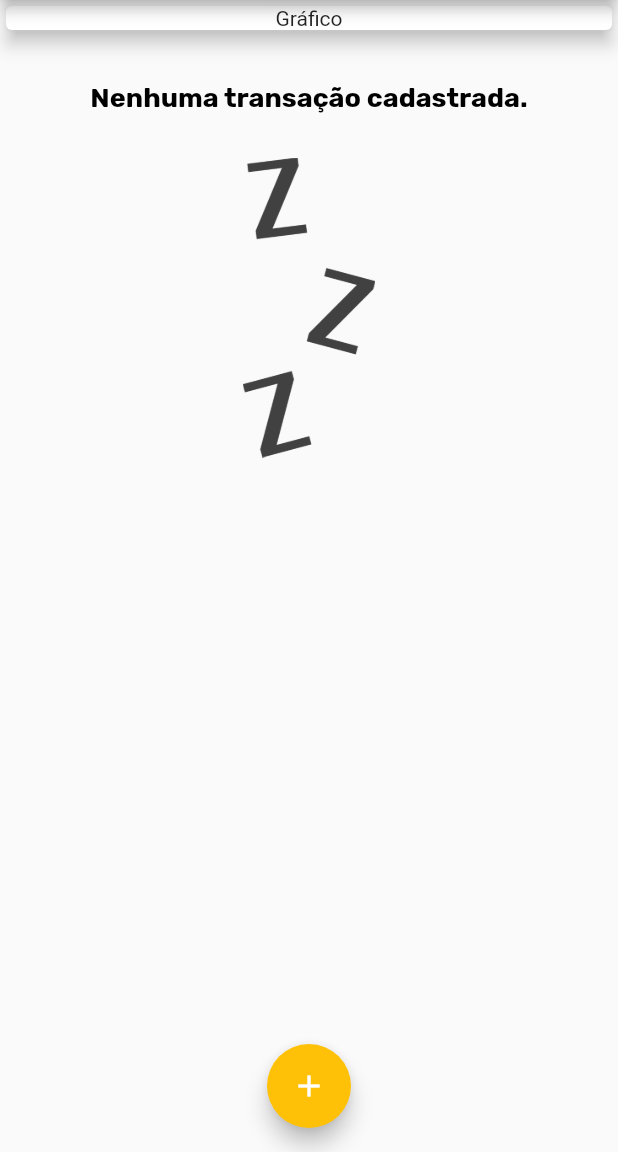
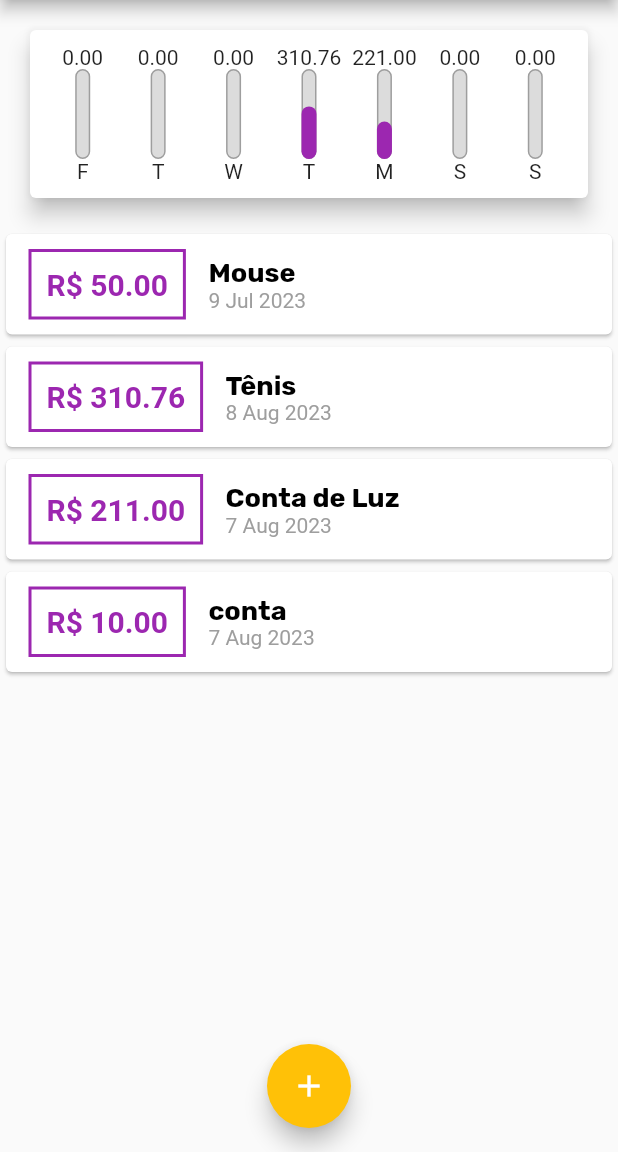
Before and after one commit to Kiel025/ExpensesApp, a Flutter app: the screen it shows after launch, on a phone screen of 412 x 824 dp, the part 84-1236 px from its top. Run offline on Flutter 3.47's test engine with Material 2 defaults, Android fonts, the phone set to English and light mode, and no system bars.

Commit message:
Chart widget

```diff
--- /dev/null
+++ b/lib/components/chart.dart
@@ -0,0 +1,76 @@
+import 'package:expenses/components/chart_bar.dart';
+import 'package:expenses/models/transaction.dart';
+import 'package:intl/intl.dart';
+import 'package:flutter/material.dart';
+
+class Chart extends StatelessWidget {
+  const Chart(this.recentTransactions, {super.key});
+
+  final List<Transaction> recentTransactions;
+
+  List<Map<String, Object>> get groupedTransactions {
+    return List.generate(7, (index) {
+      final weekDay = DateTime.now().subtract(
+        Duration(days: index),
+      );
+
+      double totalSum = 0.0;
+
+      for (int i = 0; i < recentTransactions.length; i++) {
+        bool sameDay = recentTransactions[i].date.day == weekDay.day;
+        bool sameMonth = recentTransactions[i].date.month == weekDay.month;
+        bool sameYear = recentTransactions[i].date.year == weekDay.year;
+
+        if (sameDay && sameMonth && sameYear) {
+          totalSum += recentTransactions[i].value;
+        }
+      }
+
+      // final totalSum = recentTransactions
+      //     .where((element) =>
+      //         element.date.day == weekDay.day &&
+      //         element.date.month == weekDay.month &&
+      //         element.date.year == weekDay.year)
+      //     .map((e) => e.value)
+      //     .toList();
+      // .reduce((value, [element = 0]) => value + element)
+      // .toDouble();
+
+      return {
+        'day': DateFormat.E().format(weekDay)[0],
+        'value': totalSum,
+      };
+    });
+  }
+
+  double get _weekTotalValue {
+    return groupedTransactions.fold(0.0, (previousValue, element) {
+      return previousValue + (element['value'] as double);
+    });
+  }
+
+  @override
+  Widget build(BuildContext context) {
+    groupedTransactions;
+    return Card(
+      elevation: 6,
+      margin: const EdgeInsets.all(20),
+      child: Padding(
+        padding: const EdgeInsets.all(10),
+        child: Row(
+          mainAxisAlignment: MainAxisAlignment.spaceAround,
+          children: groupedTransactions
+              .map((e) => Flexible(
+                    fit: FlexFit.tight,
+                    child: ChartBar(
+                      label: e['day'].toString(),
+                      value: e['value'] as double,
+                      percentage: (e['value'] as double) / _weekTotalValue,
+                    ),
+                  ))
+              .toList(),
+        ),
+      ),
+    );
+  }
+}
--- /dev/null
+++ b/lib/components/chart_bar.dart
@@ -0,0 +1,53 @@
+import 'package:flutter/material.dart';
+
+class ChartBar extends StatelessWidget {
+  const ChartBar(
+      {required this.label,
+      required this.value,
+      required this.percentage,
+      super.key});
+
+  final String label;
+  final double value;
+  final double percentage;
+
+  @override
+  Widget build(BuildContext context) {
+    return Column(
+      children: [
+        FittedBox(
+          child: Text(value.toStringAsFixed(2)),
+        ),
+        SizedBox(
+          height: 60,
+          width: 10,
+          child: Stack(
+            alignment: Alignment.bottomCenter,
+            children: [
+              Container(
+                decoration: BoxDecoration(
+                  border: Border.all(
+                    color: Colors.grey,
+                    width: 1.0,
+                  ),
+                  color: const Color.fromRGBO(220, 220, 220, 1),
+                  borderRadius: BorderRadius.circular(5),
+                ),
+              ),
+              FractionallySizedBox(
+                heightFactor: percentage,
+                child: Container(
+                  decoration: BoxDecoration(
+                    color: Theme.of(context).colorScheme.primary,
+                    borderRadius: BorderRadius.circular(5),
+                  ),
+                ),
+              )
+            ],
+          ),
+        ),
+        Text(label),
+      ],
+    );
+  }
+}
--- a/lib/main.dart
+++ b/lib/main.dart
@@ -1,3 +1,4 @@
+import 'package:expenses/components/chart.dart';
 import 'package:expenses/components/transaction_form.dart';
 import 'package:flutter/material.dart';
 import 'dart:math';
@@ -49,19 +50,38 @@ class MyHomePage extends StatefulWidget {
 
 class _MyHomePageState extends State<MyHomePage> {
   final List<Transaction> _transactions = [
-    // Transaction(
-    //   id: 't1',
-    //   title: 'Tênis',
-    //   value: 310.76,
-    //   date: DateTime.now(),
-    // ),
-    // Transaction(
-    //   id: 't2',
-    //   title: 'Conta de Luz',
-    //   value: 211.30,
-    //   date: DateTime.now(),
-    // ),
+    Transaction(
+      id: 't0',
+      title: 'Mouse',
+      value: 50.00,
+      date: DateTime.now().subtract(const Duration(days: 33)),
+    ),
+    Transaction(
+      id: 't1',
+      title: 'Tênis',
+      value: 310.76,
+      date: DateTime.now().subtract(const Duration(days: 3)),
+    ),
+    Transaction(
+      id: 't2',
+      title: 'Conta de Luz',
+      value: 211,
+      date: DateTime.now().subtract(const Duration(days: 4)),
+    ),
+    Transaction(
+      id: 't3',
+      title: 'conta',
+      value: 10,
+      date: DateTime.now().subtract(const Duration(days: 4)),
+    ),
   ];
+
+  List<Transaction> get _recentTransactions {
+    return _transactions
+        .where((element) => element.date
+            .isAfter(DateTime.now().subtract(const Duration(days: 7))))
+        .toList();
+  }
 
   void _addTransaction(String title, double value) {
     final newTransaction = Transaction(
@@ -102,16 +122,7 @@ class _MyHomePageState extends State<MyHomePage> {
       body: SingleChildScrollView(
         child: Column(
           children: [
-            const SizedBox(
-              width: double.infinity,
-              child: Card(
-                elevation: 5,
-                child: Text(
-                  "Gráfico",
-                  textAlign: TextAlign.center,
-                ),
-              ),
-            ),
+            Chart(_recentTransactions),
             TransactionList(_transactions),
           ],
         ),
```
